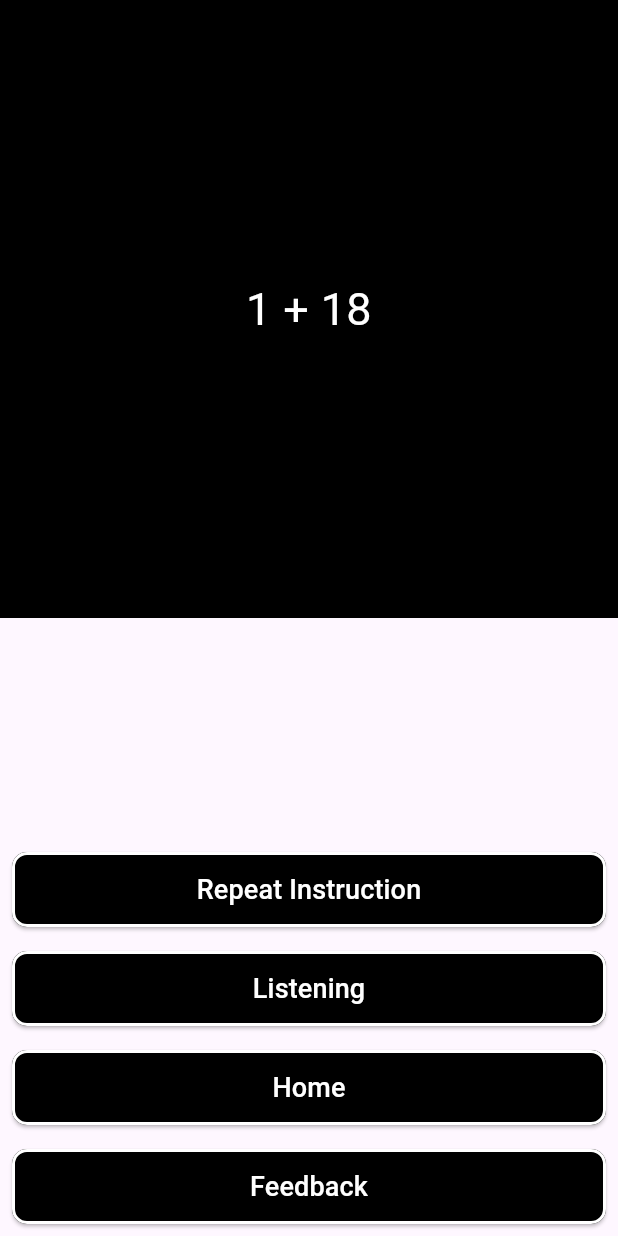
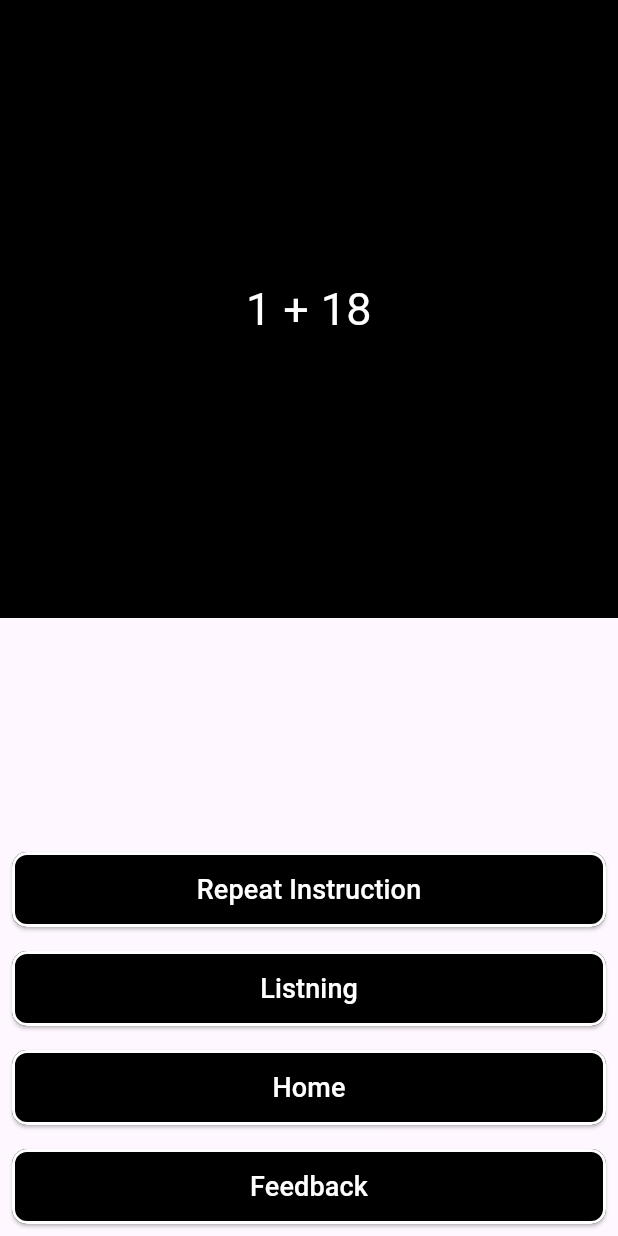
Before and after one commit to varad615/Mathsense-flutter, a Flutter app: the AdditionPage screen opened directly, after a tap on "Answer", on a phone screen of 412 x 824 dp. Run offline on Flutter 3.47's test engine with Material 3 defaults, Android fonts, the phone set to English and light mode, and no system bars; our stand-ins replace flutter_tts, speech_to_text, webview_flutter.

Commit message:
addition speech fixed

```diff
--- a/lib/addition.dart
+++ b/lib/addition.dart
@@ -81,8 +81,8 @@ class _AdditionPageState extends State<AdditionPage> {
             });
           }
         },
-        listenFor: Duration(seconds: 6),
-        pauseFor: Duration(seconds: 1),
+        listenFor: Duration(seconds: 5),
+        pauseFor: Duration(seconds: 5),
         cancelOnError: true,
         partialResults: false,
       );
@@ -174,7 +174,7 @@ class _AdditionPageState extends State<AdditionPage> {
               child: ElevatedButton(
                 onPressed: _isListening ? _stopListening : _startListening,
                 child: Text(
-                  _isListening ? 'Listening' : 'Answer',
+                  _isListening ? 'Listning' : 'Answer',
                   style: TextStyle(fontSize: 18, color: Colors.white),
                 ),
                 style: ElevatedButton.styleFrom(
```
